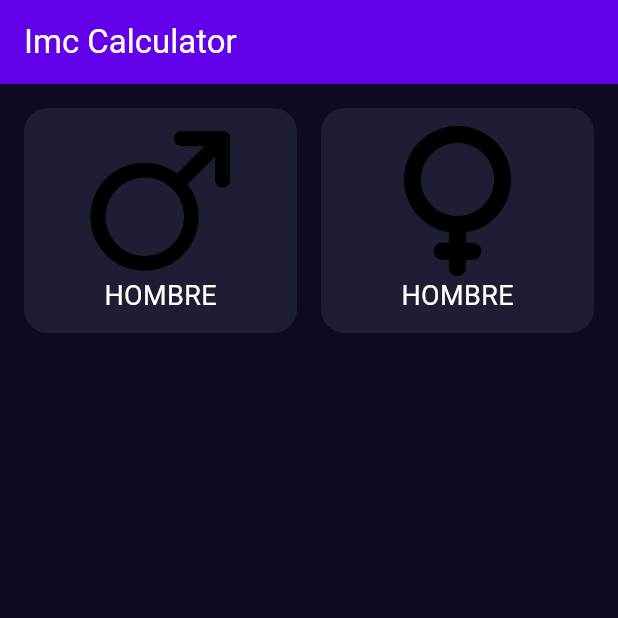
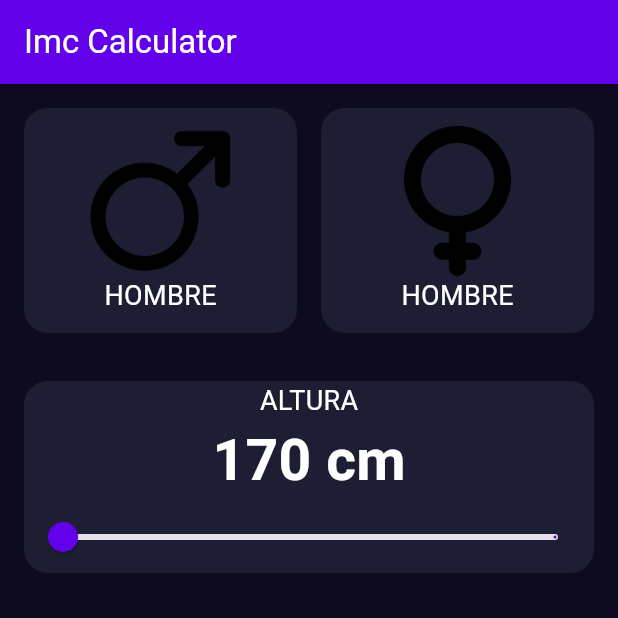
Before and after one commit to igrisdev/flutter_application_2, a Flutter app: the screen it shows after launch, on a phone screen of 412 x 824 dp, the top half of it. Run offline on Flutter 3.47's test engine with Material 3 defaults, Android fonts, the phone set to English and light mode, and no system bars.

Commit message:
Add HeightSelector component and integrate into IMC home screen

```diff
--- a/lib/components/height_selector.dart
+++ b/lib/components/height_selector.dart
@@ -1,4 +1,6 @@
 import 'package:flutter/material.dart';
+import 'package:flutter_application_2/core/app_colors.dart';
+import 'package:flutter_application_2/core/text_styles.dart';
 
 class HeightSelector extends StatefulWidget {
   const HeightSelector({super.key});
@@ -8,8 +10,44 @@ class HeightSelector extends StatefulWidget {
 }
 
 class _HeightSelectorState extends State<HeightSelector> {
+  double height = 170; // altura inicial
+
   @override
   Widget build(BuildContext context) {
-    return const Placeholder();
+    return Padding(
+      padding: const EdgeInsets.all(16),
+      child: Container(
+        decoration: BoxDecoration(
+          color: AppColors.backgroundComponent,
+          borderRadius: BorderRadius.circular(16),
+        ),
+        child: Column(
+          children: [
+            Text("Altura".toUpperCase(), style: TextStyles.bodyText),
+            Text(
+              "${height.toStringAsFixed(0)} cm",
+              style: TextStyle(
+                color: Colors.white,
+                fontSize: 38,
+                fontWeight: FontWeight.bold,
+              ),
+            ),
+            Slider(
+              value: height,
+              onChanged: (value) {
+                setState(() {
+                  height = value;
+                });
+              },
+              min: 150,
+              max: 220,
+              divisions: 1,
+              label: "$height",
+              activeColor: AppColors.primary,
+            ),
+          ],
+        ),
+      ),
+    );
   }
 }
--- a/lib/screens/imc_home_screen.dart
+++ b/lib/screens/imc_home_screen.dart
@@ -1,5 +1,6 @@
 import 'package:flutter/material.dart';
 import 'package:flutter_application_2/components/gender_selector.dart';
+import 'package:flutter_application_2/components/height_selector.dart';
 
 class ImcHomeScreen extends StatefulWidget {
   const ImcHomeScreen({super.key});
@@ -11,6 +12,6 @@ class ImcHomeScreen extends StatefulWidget {
 class _ImcHomeScreenState extends State<ImcHomeScreen> {
   @override
   Widget build(BuildContext context) {
-    return Column(children: [GenderSelector()]);
+    return Column(children: [GenderSelector(), HeightSelector()]);
   }
 }
```
